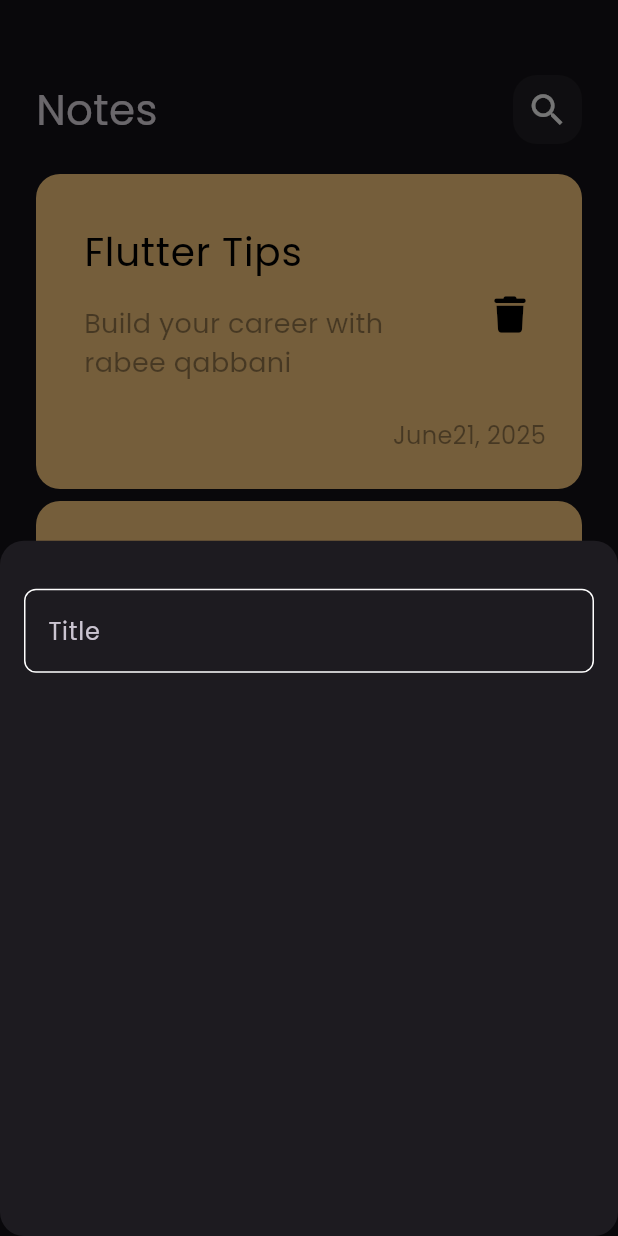
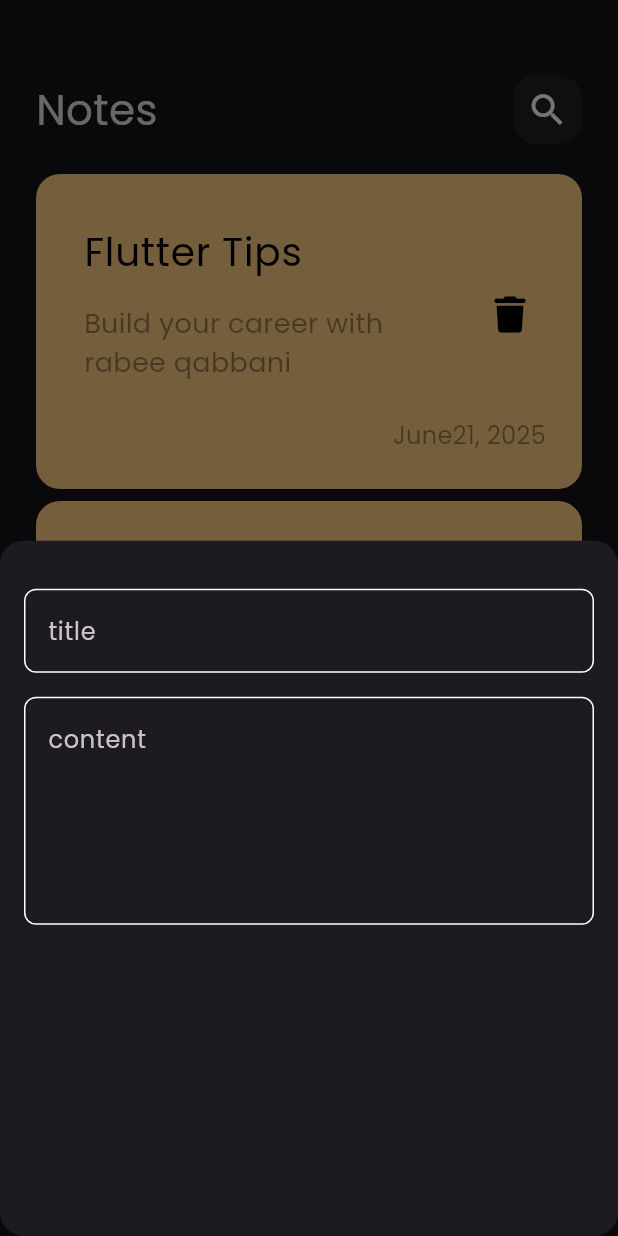
Before and after one commit to RabeeQabbani/notes_app, a Flutter app: the screen it shows after launch, after a tap on the "add" icon, on a phone screen of 412 x 824 dp. Run offline on Flutter 3.47's test engine with Material 3 defaults, Android fonts, the phone set to English and light mode, and no system bars; our stand-ins replace font_awesome_flutter.

Commit message:
add fields to bottom sheet

```diff
--- a/lib/views/widgets/add_note_bottom_sheet.dart
+++ b/lib/views/widgets/add_note_bottom_sheet.dart
@@ -7,8 +7,15 @@ class AddNoteBottomSheet extends StatelessWidget {
   @override
   Widget build(BuildContext context) {
     return Padding(
-      padding: const EdgeInsets.symmetric(horizontal:  16),
-      child: Column(children: [SizedBox(height: 32), CustomTextField()]),
+      padding: const EdgeInsets.symmetric(horizontal: 16),
+      child: Column(
+        children: const [
+          SizedBox(height: 32),
+          CustomTextField(hintText: 'title'),
+          SizedBox(height: 16),
+          CustomTextField(hintText: 'content', maxLines: 5),
+        ],
+      ),
     );
   }
 }
--- a/lib/views/widgets/custom_text_field.dart
+++ b/lib/views/widgets/custom_text_field.dart
@@ -2,14 +2,19 @@ import 'package:flutter/material.dart';
 import 'package:notes_app/constants.dart';
 
 class CustomTextField extends StatelessWidget {
-  const CustomTextField({super.key});
+  const CustomTextField({super.key, required this.hintText, this.maxLines = 1});
+
+  final String hintText;
+  final int maxLines;
 
   @override
   Widget build(BuildContext context) {
     return TextField(
       cursorColor: primaryColor,
+      maxLines: maxLines,
       decoration: InputDecoration(
-        hintText: 'Title',
+        hintText: hintText,
+
         //hintStyle: const TextStyle(color: primaryColor),
         border: buildBorder(),
         enabledBorder: buildBorder(),
```
